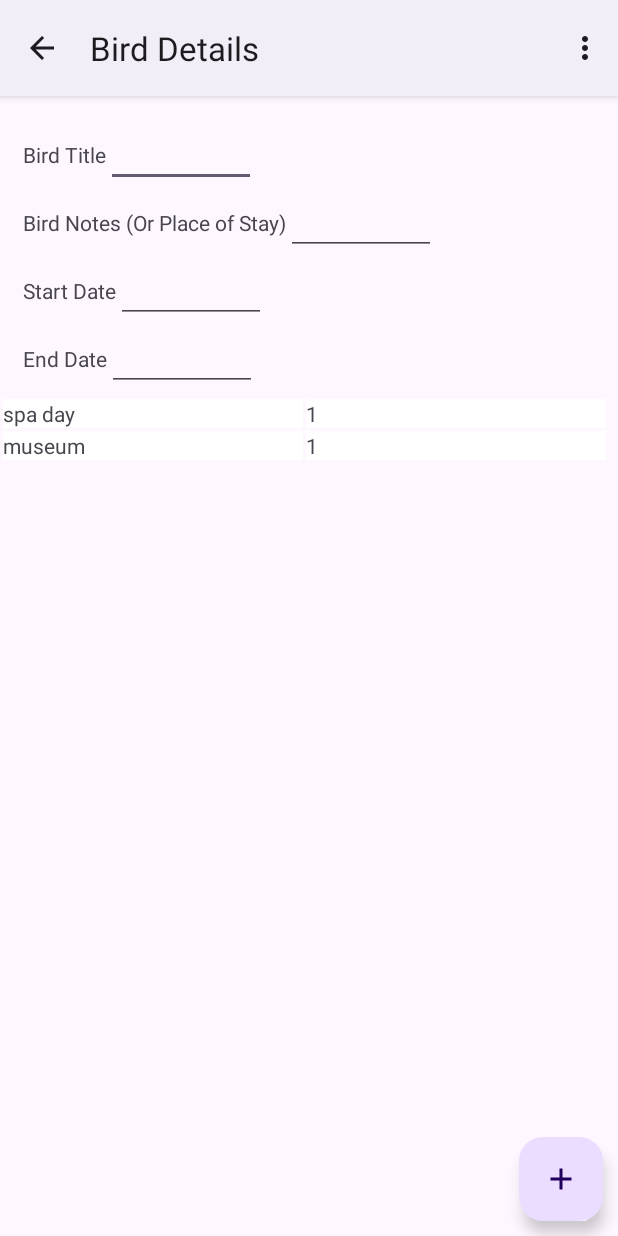
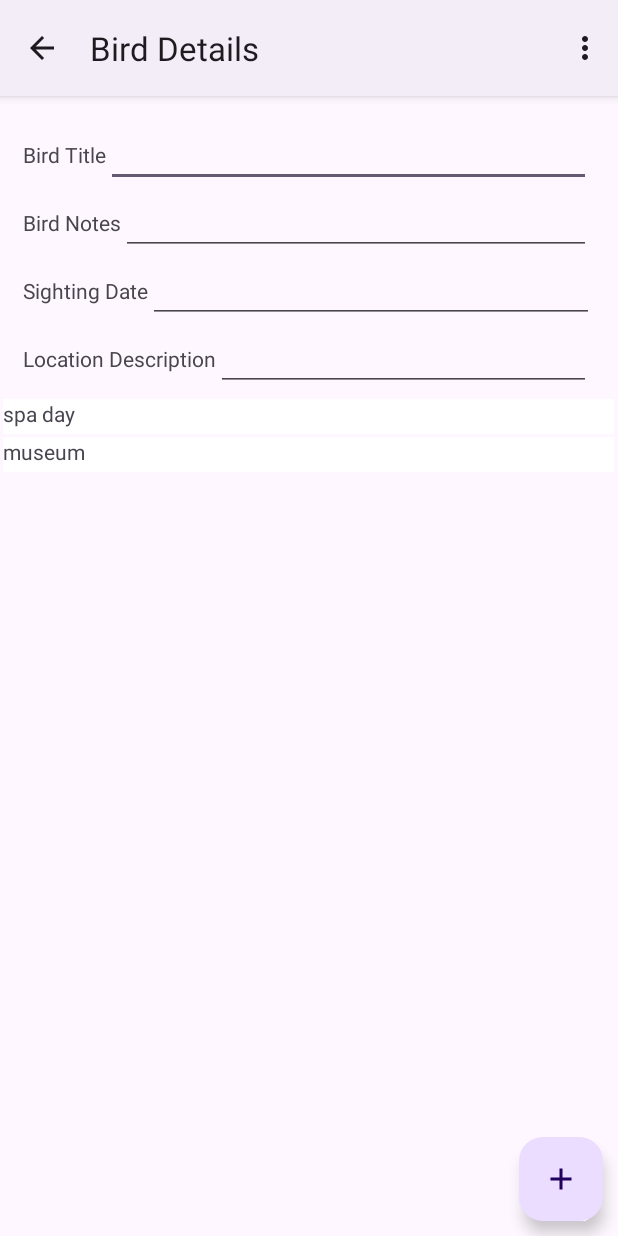
Before and after one commit to Huntera948/birdBrain, an Android app: the BirdDetails screen opened directly, with no data from a screen before it, in the options menu, after a tap on "Add Sample Excursions", on a phone screen of 412 x 824 dp. Run offline under Robolectric (Android 15) with nearby library versions, the light colour scheme and no system bars; our stand-ins replace Room's generated code.

Commit message:
updated UI on Bird List and Bird Details pages

```diff
--- a/app/src/main/java/com/example/birdbrain/Activities/BirdAdapter.java
+++ b/app/src/main/java/com/example/birdbrain/Activities/BirdAdapter.java
@@ -68,11 +68,10 @@ public class BirdAdapter extends RecyclerView.Adapter<BirdAdapter.BirdViewHolder
         if (mBirds != null) {
             Bird current = mBirds.get(position);
             String name = current.getBirdName();
-            String notes = current.getBirdNotes();
             String sightingDate = current.getBirdSightingDate();
             String locationDescription = current.getBirdLocationDescription();
             //holder.birdItemView.setText(name);
-            String displayText = name + "\nNotes: " + notes + "\nSighting Date: " + sightingDate + "\nLocation Description: " + locationDescription;
+            String displayText = name + "\nSighting Date: " + sightingDate + "\nLocation: " + locationDescription;
             holder.birdItemView.setText(displayText);
         } else {
             holder.birdItemView.setText("No bird name");
--- a/app/src/main/java/com/example/birdbrain/Activities/ExcursionAdapter.java
+++ b/app/src/main/java/com/example/birdbrain/Activities/ExcursionAdapter.java
@@ -22,12 +22,12 @@ public class ExcursionAdapter extends RecyclerView.Adapter<ExcursionAdapter.Excu
     private final LayoutInflater mInflater;
     class ExcursionViewHolder extends RecyclerView.ViewHolder {
         private final TextView excursionItemView;
-        private final TextView excursionItemView2;
+        //private final TextView excursionItemView2;
 
         private ExcursionViewHolder(View itemView) {
             super(itemView);
             excursionItemView = itemView.findViewById(R.id.textView2);
-            excursionItemView2 = itemView.findViewById(R.id.textView3);
+            //excursionItemView2 = itemView.findViewById(R.id.textView3);
             itemView.setOnClickListener(new View.OnClickListener() {
                 @Override
                 public void onClick(View view) {
@@ -71,7 +71,7 @@ public class ExcursionAdapter extends RecyclerView.Adapter<ExcursionAdapter.Excu
             String name = current.getExcursionName();
             int birdID = current.getBirdID();
             holder.excursionItemView.setText(name);
-            holder.excursionItemView2.setText(Integer.toString(birdID));
+            //holder.excursionItemView2.setText(Integer.toString(birdID));
         } else {
             holder.excursionItemView.setText("No excursion name");
             holder.excursionItemView.setText("No bird id");
--- a/app/src/main/res/layout/activity_bird_details.xml
+++ b/app/src/main/res/layout/activity_bird_details.xml
@@ -46,7 +46,7 @@
 
                 <EditText
                     android:id="@+id/birdname"
-                    android:layout_width="100dp"
+                    android:layout_width="323dp"
                     android:layout_height="wrap_content" />
             </LinearLayout>
 
@@ -58,11 +58,11 @@
                 <TextView
                     android:layout_width="wrap_content"
                     android:layout_height="wrap_content"
-                    android:text="Bird Notes (Or Place of Stay)" />
+                    android:text="Bird Notes" />
 
                 <EditText
                     android:id="@+id/birdnotes"
-                    android:layout_width="100dp"
+                    android:layout_width="313dp"
                     android:layout_height="wrap_content" />
             </LinearLayout>
 
@@ -74,11 +74,11 @@
                 <TextView
                     android:layout_width="wrap_content"
                     android:layout_height="wrap_content"
-                    android:text="Start Date" />
+                    android:text="Sighting Date" />
 
                 <EditText
                     android:id="@+id/birdsightingdate"
-                    android:layout_width="100dp"
+                    android:layout_width="297dp"
                     android:layout_height="wrap_content" />
             </LinearLayout>
 
@@ -90,11 +90,11 @@
                 <TextView
                     android:layout_width="wrap_content"
                     android:layout_height="wrap_content"
-                    android:text="End Date" />
+                    android:text="Location Description" />
 
                 <EditText
                     android:id="@+id/locationdescription"
-                    android:layout_width="100dp"
+                    android:layout_width="250dp"
                     android:layout_height="wrap_content" />
             </LinearLayout>
         </LinearLayout>
--- a/app/src/main/res/layout/excursion_list_item.xml
+++ b/app/src/main/res/layout/excursion_list_item.xml
@@ -7,25 +7,12 @@
 
     <TextView
         android:id="@+id/textView2"
-        android:layout_width="200dp"
-        android:layout_height="wrap_content"
+        android:layout_width="407dp"
+        android:layout_height="23dp"
         android:layout_margin="2dp"
         android:background="@color/cardview_light_background"
         android:text="TextView"
-        app:layout_constraintTop_toTopOf="parent"
         app:layout_constraintLeft_toLeftOf="parent"
-        tools:layout_editor_absoluteX="149dp"
-        tools:layout_editor_absoluteY="196dp" />
-    <TextView
-        android:id="@+id/textView3"
-        android:layout_width="200dp"
-        android:layout_height="wrap_content"
-        android:text="TextView"
-        android:layout_margin="2dp"
-        android:background="@color/cardview_light_background"
-        app:layout_constraintTop_toTopOf="parent"
-        app:layout_constraintLeft_toRightOf="@id/textView2"
-        tools:layout_editor_absoluteX="149dp"
-        tools:layout_editor_absoluteY="196dp" />
+        app:layout_constraintTop_toTopOf="parent" />
 
 </androidx.constraintlayout.widget.ConstraintLayout>
--- a/app/src/main/res/menu/menu_birdlist.xml
+++ b/app/src/main/res/menu/menu_birdlist.xml
@@ -2,6 +2,6 @@
 <menu xmlns:app="http://schemas.android.com/apk/res-auto"
     xmlns:android="http://schemas.android.com/apk/res/android">
 
-    <item android:title="Add Sample Birds"
+    <item android:title="Add Sample Bird Data"
         android:id="@+id/addSampleBirds"/>
 </menu>
```
Also changed, not shown: app/src/main/java/com/example/birdbrain/Activities/BirdDetails.java (+31 -46 lines), app/src/main/res/layout/bird_list_item.xml (+4 -6 lines).
